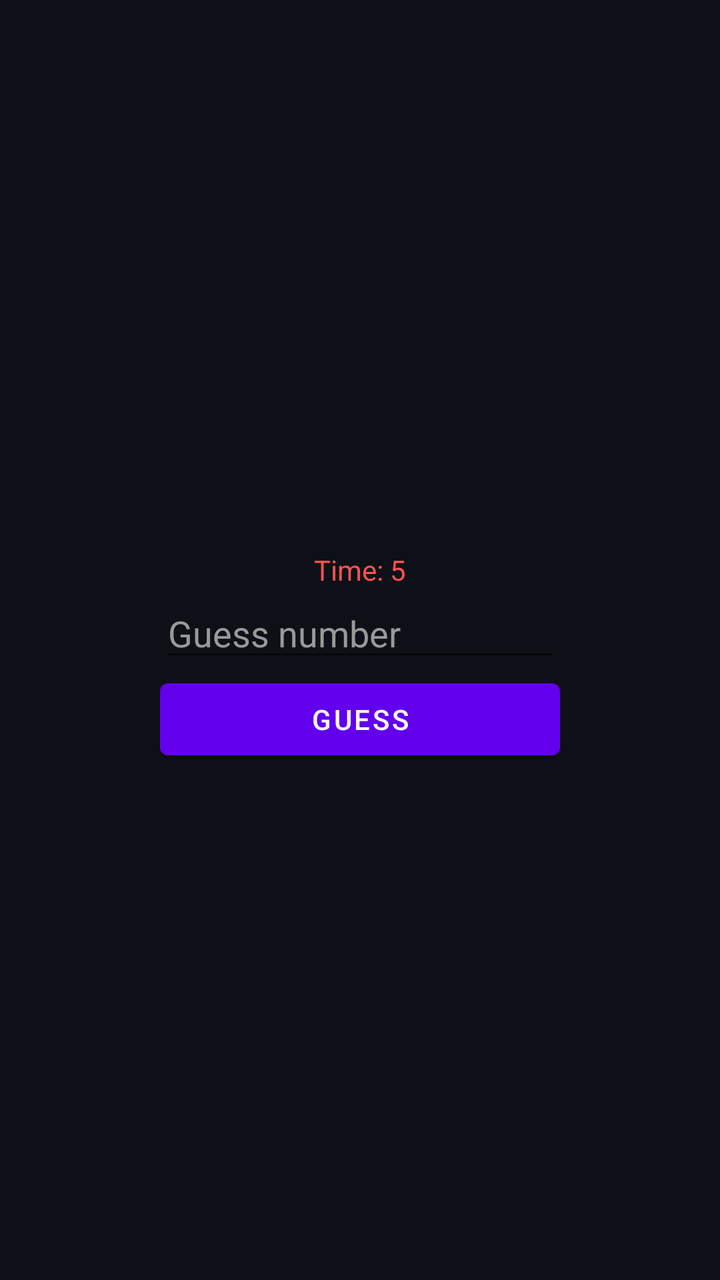
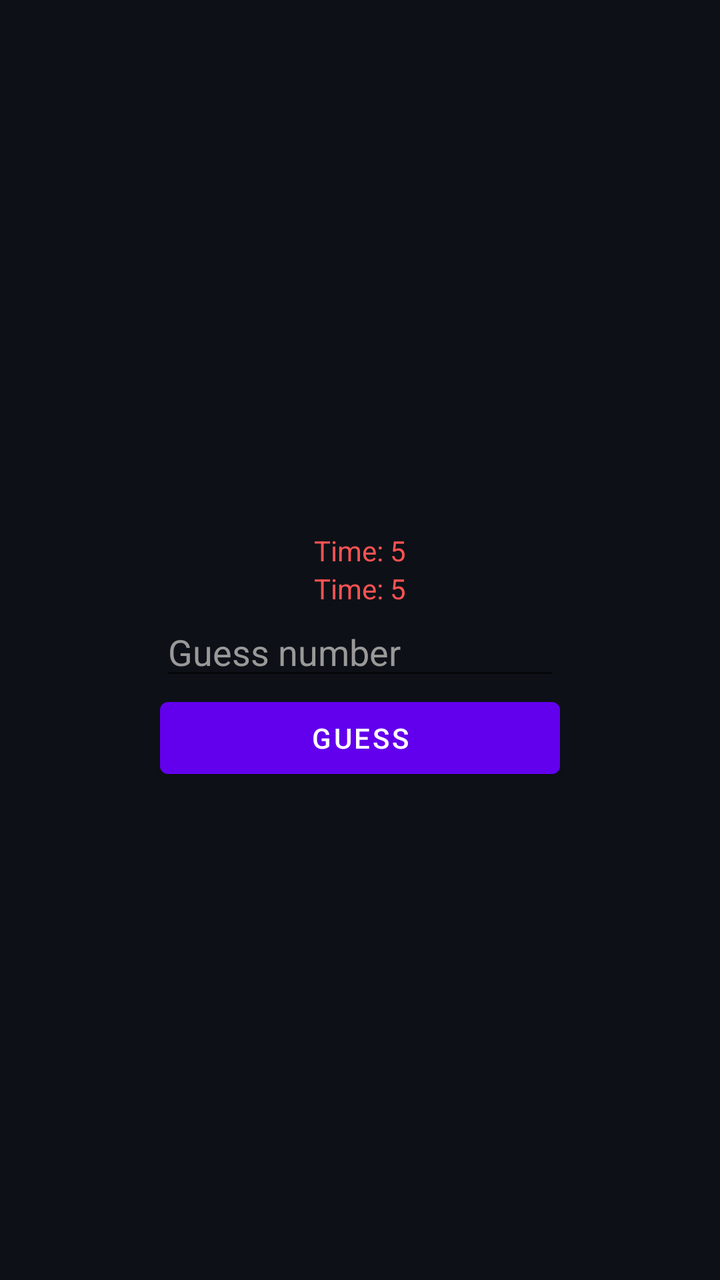

Compare the two renders of this Android layout. The source of the first and the diff that turns it into the second are given below.
<!-- AndroidManifest.xml: fallback theme Theme.MaterialComponents.DayNight.NoActionBar -->
<!-- res/layout/activity_game.xml -->
<?xml version="1.0" encoding="utf-8"?>
<LinearLayout
    xmlns:android="http://schemas.android.com/apk/res/android"
    android:layout_height="match_parent"
    android:orientation="vertical"
    android:gravity="center"
    android:padding="20dp"
    android:background="#0D1117">

    <TextView
        android:id="@+id/scoreText"
        android:layout_width="wrap_content"
        android:layout_height="wrap_content"
        android:textColor="#FFFFFF"/>

    <TextView
        android:id="@+id/livesText"
        android:layout_width="wrap_content"
        android:layout_height="wrap_content"
        android:textColor="#FFFFFF"/>

    <TextView
        android:id="@+id/timerText"
        android:layout_width="wrap_content"
        android:layout_height="wrap_content"
        android:text="Time: 5"
        android:textColor="#FF5252"/>

    <EditText
        android:id="@+id/input"
        android:layout_width="200dp"
        android:layout_height="wrap_content"
        android:hint="Guess number"
        android:textColor="#FFFFFF"
        android:textColorHint="#999999"/>

    <Button
        android:id="@+id/submitBtn"
        android:layout_width="200dp"
        android:layout_height="wrap_content"
        android:text="Guess"/>

    <TextView
        android:id="@+id/resultText"
        android:layout_width="wrap_content"
        android:layout_height="wrap_content"
        android:textColor="#00E676"/>

</LinearLayout>
<!-- resources referenced by this layout -->
<resources>

</resources>

<!-- the commit's change to res/layout/activity_game.xml (unified diff, before → after) -->
@@ -18,6 +18,14 @@
         android:layout_width="wrap_content"
         android:layout_height="wrap_content"
         android:textColor="#FFFFFF"/>
+    
+    <TextView
+    android:id="@+id/turnText"
+        android:layout_width="wrap_content"
+        android:layout_height="wrap_content"
+        android:text="Time: 5"
+        android:textColor="#FF5252"/>
+
 
     <TextView
         android:id="@+id/timerText"
